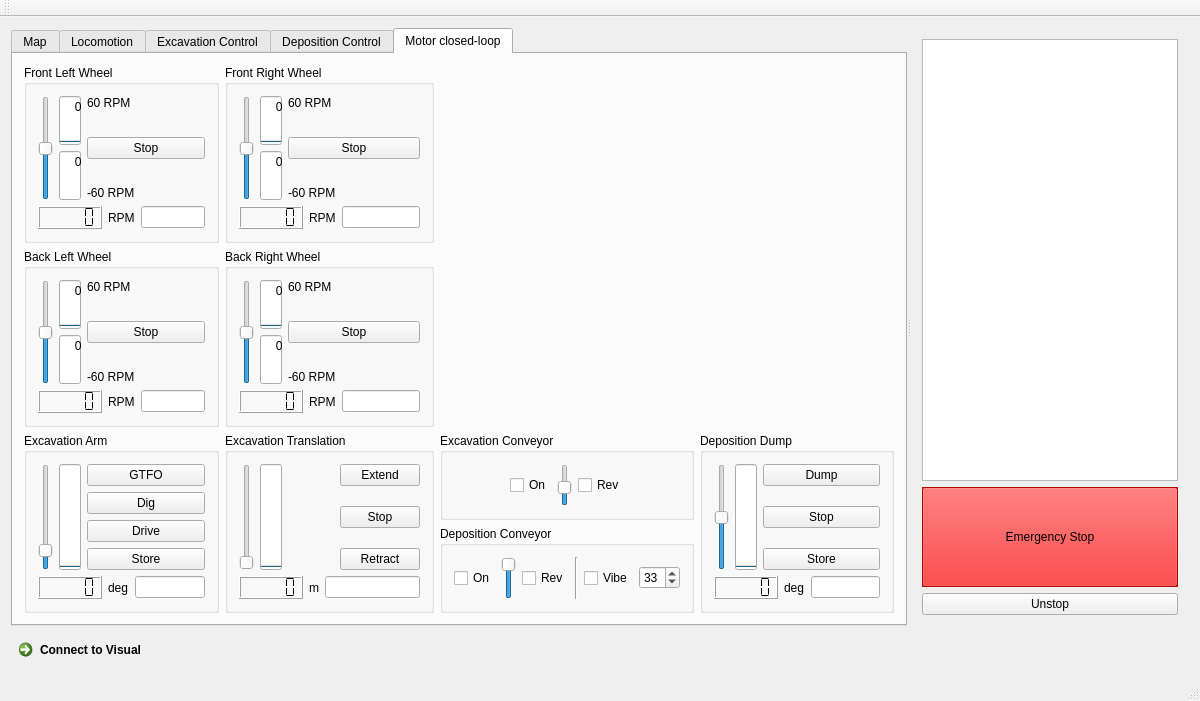
Above: client/mainwindow.ui from CWRUbotix/NASA-RMC-2018 before the change. Below: the same form after it.
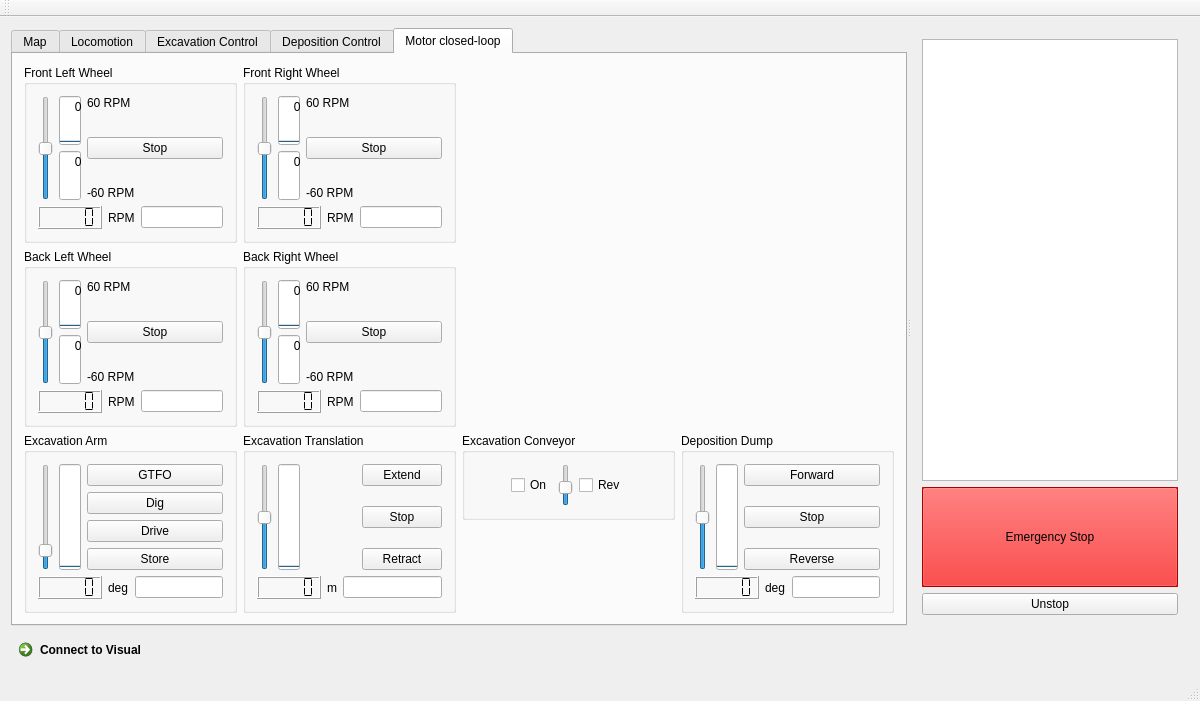
That is the form after the change. The open tabs and pages were chosen to show the change. Custom widgets are drawn as their Qt base class.

Commit message: Kent State Rule 32 Control Code

Diff of the .ui file:
```diff
--- a/client/mainwindow.ui
+++ b/client/mainwindow.ui
@@ -1543,7 +1543,7 @@
                  <enum>Qt::NoFocus</enum>
                 </property>
                 <property name="minimum">
-                 <number>0</number>
+                 <number>-100</number>
                 </property>
                 <property name="maximum">
                  <number>100</number>
@@ -1922,7 +1922,7 @@
                    <enum>Qt::NoFocus</enum>
                   </property>
                   <property name="text">
-                   <string>Dump</string>
+                   <string>Forward</string>
                   </property>
                  </widget>
                 </item>
@@ -1971,7 +1971,7 @@
                    <enum>Qt::NoFocus</enum>
                   </property>
                   <property name="text">
-                   <string>Store</string>
+                   <string>Reverse</string>
                   </property>
                  </widget>
                 </item>
@@ -2015,158 +2015,6 @@
            </layout>
           </widget>
          </item>
-         <item row="3" column="2">
-          <widget class="QGroupBox" name="checkBox_DepositionConveyorReverse">
-           <property name="sizePolicy">
-            <sizepolicy hsizetype="Preferred" vsizetype="Preferred">
-             <horstretch>1</horstretch>
-             <verstretch>1</verstretch>
-            </sizepolicy>
-           </property>
-           <property name="focusPolicy">
-            <enum>Qt::NoFocus</enum>
-           </property>
-           <property name="title">
-            <string>Deposition Conveyor</string>
-           </property>
-           <layout class="QHBoxLayout" name="horizontalLayout_27">
-            <item>
-             <spacer name="horizontalSpacer_3">
-              <property name="focusPolicy">
-               <enum>Qt::NoFocus</enum>
-              </property>
-              <property name="orientation">
-               <enum>Qt::Horizontal</enum>
-              </property>
-              <property name="sizeHint" stdset="0">
-               <size>
-                <width>27</width>
-                <height>20</height>
-               </size>
-              </property>
-             </spacer>
-            </item>
-            <item>
-             <layout class="QVBoxLayout" name="verticalLayout_29">
-              <item>
-               <spacer name="verticalSpacer_22">
-                <property name="focusPolicy">
-                 <enum>Qt::NoFocus</enum>
-                </property>
-                <property name="orientation">
-                 <enum>Qt::Vertical</enum>
-                </property>
-                <property name="sizeHint" stdset="0">
-                 <size>
-                  <width>20</width>
-                  <height>40</height>
-                 </size>
-                </property>
-               </spacer>
-              </item>
-              <item>
-               <widget class="QCheckBox" name="checkBox_DepositionConveyor">
-                <property name="focusPolicy">
-                 <enum>Qt::NoFocus</enum>
-                </property>
-                <property name="text">
-                 <string>On</string>
-                </property>
-               </widget>
-              </item>
-              <item>
-               <spacer name="verticalSpacer_23">
-                <property name="focusPolicy">
-                 <enum>Qt::NoFocus</enum>
-                </property>
-                <property name="orientation">
-                 <enum>Qt::Vertical</enum>
-                </property>
-                <property name="sizeHint" stdset="0">
-                 <size>
-                  <width>20</width>
-                  <height>40</height>
-                 </size>
-                </property>
-               </spacer>
-              </item>
-             </layout>
-            </item>
-            <item>
-             <widget class="QSlider" name="slider_DepositionConveyor">
-              <property name="focusPolicy">
-               <enum>Qt::NoFocus</enum>
-              </property>
-              <property name="minimum">
-               <number>0</number>
-              </property>
-              <property name="maximum">
-               <number>100</number>
-              </property>
-              <property name="value">
-               <number>100</number>
-              </property>
-              <property name="orientation">
-               <enum>Qt::Vertical</enum>
-              </property>
-             </widget>
-            </item>
-            <item>
-             <widget class="QCheckBox" name="checkBox_2">
-              <property name="focusPolicy">
-               <enum>Qt::NoFocus</enum>
-              </property>
-              <property name="text">
-               <string>Rev</string>
-              </property>
-             </widget>
-            </item>
-            <item>
-             <widget class="Line" name="line">
-              <property name="orientation">
-               <enum>Qt::Vertical</enum>
-              </property>
-             </widget>
-            </item>
-            <item>
-             <widget class="QCheckBox" name="checkBox_Vibrate">
-              <property name="focusPolicy">
-               <enum>Qt::NoFocus</enum>
-              </property>
-              <property name="text">
-               <string>Vibe</string>
-              </property>
-             </widget>
-            </item>
-            <item>
-             <widget class="QSpinBox" name="spinBox_Vibrate">
-              <property name="maximum">
-               <number>40</number>
-              </property>
-              <property name="value">
-               <number>33</number>
-              </property>
-             </widget>
-            </item>
-            <item>
-             <spacer name="horizontalSpacer_4">
-              <property name="focusPolicy">
-               <enum>Qt::NoFocus</enum>
-              </property>
-              <property name="orientation">
-               <enum>Qt::Horizontal</enum>
-              </property>
-              <property name="sizeHint" stdset="0">
-               <size>
-                <width>27</width>
-                <height>20</height>
-               </size>
-              </property>
-             </spacer>
-            </item>
-           </layout>
-          </widget>
-         </item>
          <item row="0" column="2" rowspan="2" colspan="2">
           <widget class="QLabel" name="templabel">
            <property name="text">
```
Left out of the diff: 25 changed lines with no effect on the pictures. The commit also changes 2 other files.
